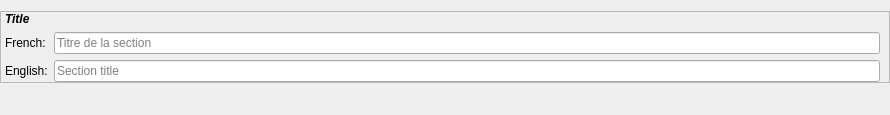
The window that resources/section_edit.ui (lesca-research/piccel) describes before a commit, drawn with Qt 5.
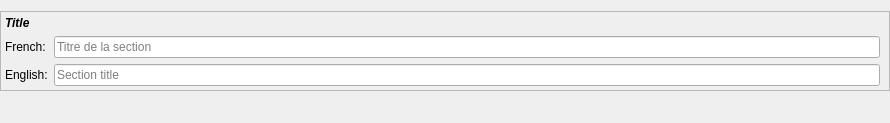
The same window after the commit.

Patch:
```diff
--- a/resources/section_edit.ui
+++ b/resources/section_edit.ui
@@ -7,7 +7,7 @@
     <x>0</x>
     <y>0</y>
     <width>890</width>
-    <height>112</height>
+    <height>120</height>
    </rect>
   </property>
   <property name="windowTitle">
@@ -42,13 +42,13 @@
        <number>4</number>
       </property>
       <property name="topMargin">
-       <number>0</number>
+       <number>4</number>
       </property>
       <property name="rightMargin">
        <number>9</number>
       </property>
       <property name="bottomMargin">
-       <number>0</number>
+       <number>4</number>
       </property>
       <item row="1" column="0">
        <widget class="QLabel" name="label">
```
